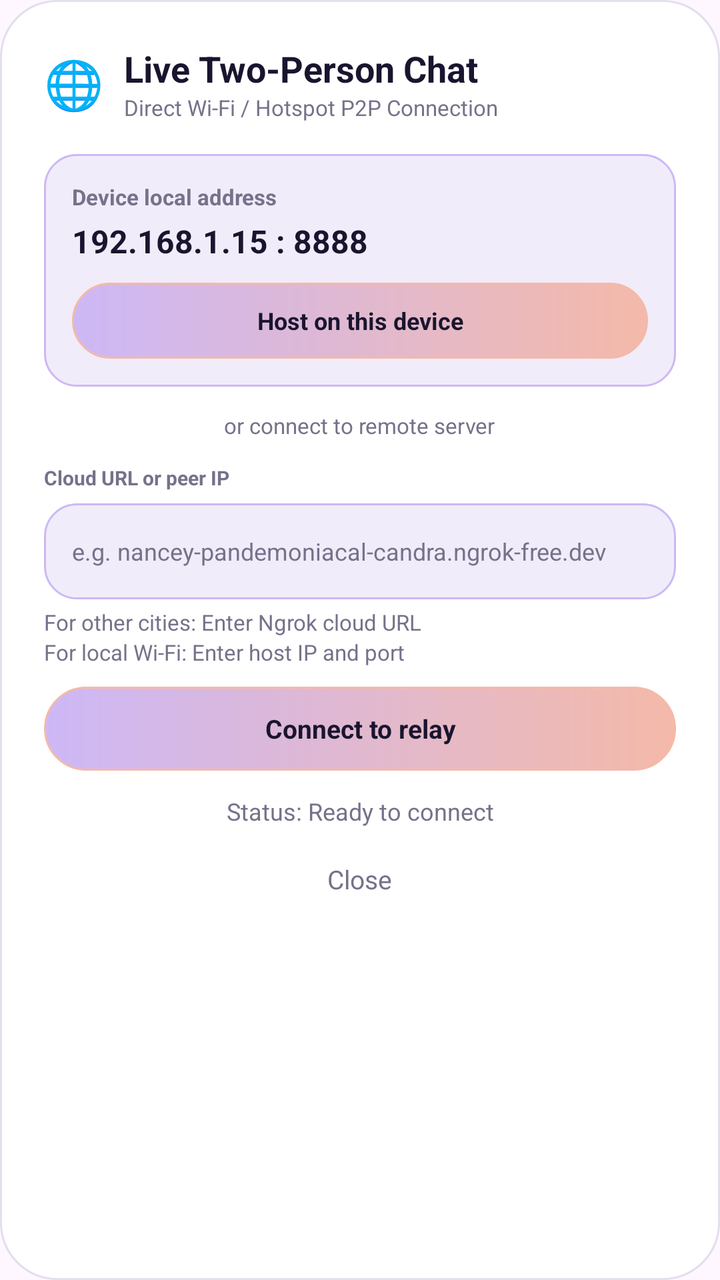
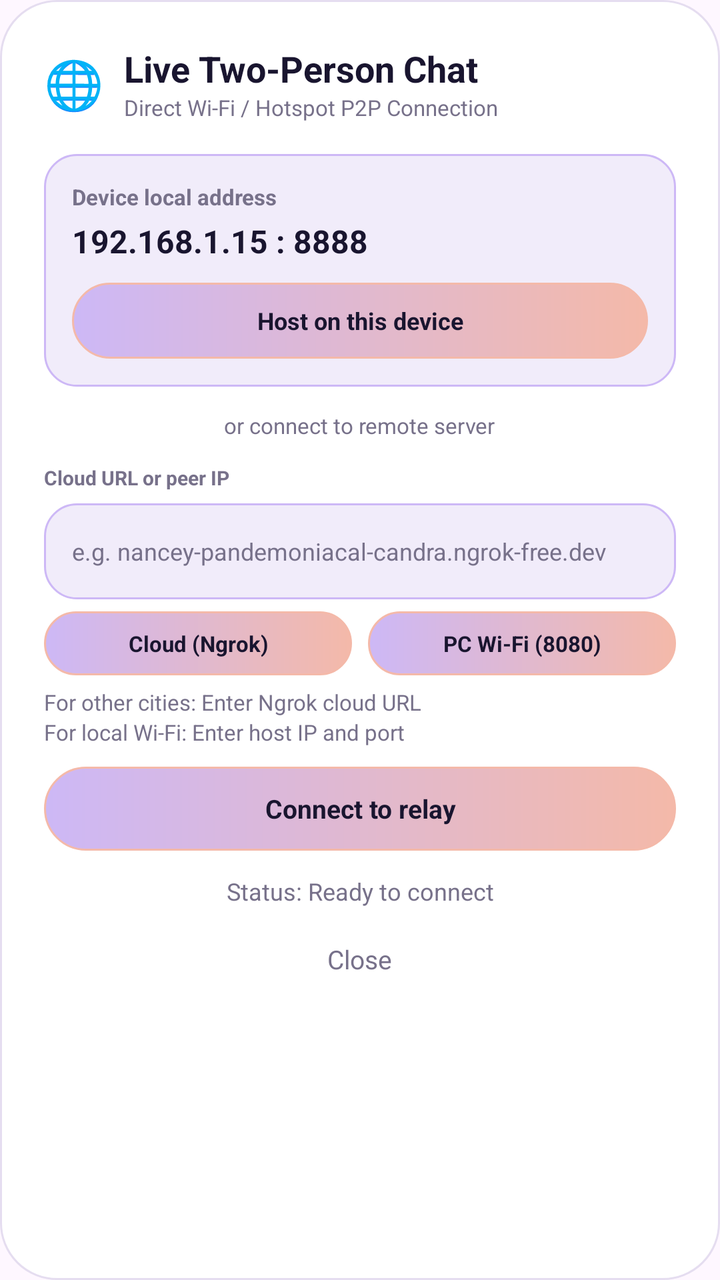

Before-and-after screenshots of an Android layout around one commit, followed by the original layout XML and the change that was made.
<!-- AndroidManifest.xml: application theme Theme.LumaChat -->
<!-- res/layout/dialog_p2p_connect.xml -->
<?xml version="1.0" encoding="utf-8"?>
<LinearLayout xmlns:android="http://schemas.android.com/apk/res/android"
    android:layout_width="match_parent"
    android:layout_height="wrap_content"
    android:orientation="vertical"
    android:padding="22dp"
    android:background="@drawable/card_background">

    
    <LinearLayout
        android:layout_width="match_parent"
        android:layout_height="wrap_content"
        android:orientation="horizontal"
        android:gravity="center_vertical">

        <TextView
            android:layout_width="wrap_content"
            android:layout_height="wrap_content"
            android:text="🌐"
            android:textSize="24sp" />

        <LinearLayout
            android:layout_width="0dp"
            android:layout_height="wrap_content"
            android:layout_weight="1"
            android:layout_marginStart="10dp"
            android:orientation="vertical">

            <TextView
                android:layout_width="wrap_content"
                android:layout_height="wrap_content"
                android:text="Live Two-Person Chat"
                android:textSize="18sp"
                android:textStyle="bold"
                android:textColor="@color/midnight_navy" />

            <TextView
                android:layout_width="wrap_content"
                android:layout_height="wrap_content"
                android:text="Direct Wi-Fi / Hotspot P2P Connection"
                android:textSize="11sp"
                android:textColor="@color/text_secondary" />
        </LinearLayout>
    </LinearLayout>

    
    <LinearLayout
        android:layout_width="match_parent"
        android:layout_height="wrap_content"
        android:orientation="vertical"
        android:layout_marginTop="16dp"
        android:padding="14dp"
        android:background="@drawable/input_field">

        <TextView
            android:layout_width="wrap_content"
            android:layout_height="wrap_content"
            android:text="Device local address"
            android:textSize="11sp"
            android:textStyle="bold"
            android:textColor="@color/text_secondary" />

        <TextView
            android:id="@+id/tvMyIpAddress"
            android:layout_width="wrap_content"
            android:layout_height="wrap_content"
            android:layout_marginTop="4dp"
            android:text="192.168.1.15 : 8888"
            android:textSize="16sp"
            android:textStyle="bold"
            android:textColor="@color/midnight_navy" />

        <TextView
            android:id="@+id/btnHostServer"
            android:layout_width="match_parent"
            android:layout_height="38dp"
            android:layout_marginTop="10dp"
            android:gravity="center"
            android:text="Host on this device"
            android:textColor="@color/midnight_navy"
            android:textSize="12sp"
            android:textStyle="bold"
            android:background="@drawable/button_background" />
    </LinearLayout>

    
    <TextView
        android:layout_width="wrap_content"
        android:layout_height="wrap_content"
        android:layout_gravity="center"
        android:layout_marginVertical="12dp"
        android:text="or connect to remote server"
        android:textSize="11sp"
        android:textColor="@color/text_secondary" />

    <TextView
        android:layout_width="wrap_content"
        android:layout_height="wrap_content"
        android:text="Cloud URL or peer IP"
        android:textSize="10sp"
        android:textStyle="bold"
        android:layout_marginBottom="6dp"
        android:textColor="@color/text_secondary" />

    
    <EditText
        android:id="@+id/etPeerIp"
        android:layout_width="match_parent"
        android:layout_height="48dp"
        android:background="@drawable/input_field"
        android:hint="e.g. nancey-pandemoniacal-candra.ngrok-free.dev"
        android:paddingHorizontal="14dp"
        android:textColor="@color/text_primary"
        android:textColorHint="@color/text_secondary"
        android:textSize="12sp"
        android:singleLine="true" />

    <TextView
        android:layout_width="match_parent"
        android:layout_height="wrap_content"
        android:layout_marginTop="4dp"
        android:text="For other cities: Enter Ngrok cloud URL\nFor local Wi-Fi: Enter host IP and port"
        android:textSize="11sp"
        android:textColor="@color/text_secondary"
        android:lineSpacingExtra="2dp" />

    <TextView
        android:id="@+id/btnConnectPeer"
        android:layout_width="match_parent"
        android:layout_height="42dp"
        android:layout_marginTop="10dp"
        android:gravity="center"
        android:text="Connect to relay"
        android:textColor="@color/midnight_navy"
        android:textSize="13sp"
        android:textStyle="bold"
        android:background="@drawable/button_background" />

    
    <TextView
        android:id="@+id/tvP2PStatus"
        android:layout_width="match_parent"
        android:layout_height="wrap_content"
        android:layout_marginTop="12dp"
        android:gravity="center"
        android:text="Status: Ready to connect"
        android:textSize="12sp"
        android:textColor="@color/text_secondary" />

    <TextView
        android:id="@+id/btnCloseP2P"
        android:layout_width="wrap_content"
        android:layout_height="36dp"
        android:layout_gravity="center"
        android:layout_marginTop="8dp"
        android:gravity="center"
        android:paddingHorizontal="20dp"
        android:text="Close"
        android:textColor="@color/text_secondary"
        android:textSize="13sp" />

</LinearLayout>
<!-- resources referenced by this layout -->
<resources>
  <color name="midnight_navy">#19152F</color>
  <color name="text_primary">#19152F</color>
  <color name="text_secondary">#77718A</color>
  <!-- drawable button_background (drawable) -->
  <?xml version="1.0" encoding="utf-8"?>
  <shape xmlns:android="http://schemas.android.com/apk/res/android"
      android:shape="rectangle">
  
      <gradient
          android:startColor="@color/lavender"
          android:endColor="@color/soft_peach"
          android:angle="0" />
  
      <corners android:radius="30dp" />
  
      <stroke
          android:width="1dp"
          android:color="@color/soft_peach" />
  
  </shape>
  <!-- drawable card_background (drawable) -->
  <?xml version="1.0" encoding="utf-8"?>
  <shape xmlns:android="http://schemas.android.com/apk/res/android"
      android:shape="rectangle">
  
      <solid android:color="@color/card_white" />
  
      <corners android:radius="28dp" />
  
      <stroke
          android:width="1dp"
          android:color="@color/border_color" />
  
      <padding
          android:left="20dp"
          android:top="20dp"
          android:right="20dp"
          android:bottom="20dp" />
  
  </shape>
  <!-- drawable input_field (drawable) -->
  <?xml version="1.0" encoding="utf-8"?>
  <shape xmlns:android="http://schemas.android.com/apk/res/android"
      android:shape="rectangle">
  
      <solid android:color="@color/input_background" />
  
      <corners android:radius="16dp" />
  
      <stroke
          android:width="1dp"
          android:color="@color/lavender" />
  
      <padding
          android:left="16dp"
          android:right="16dp"
          android:top="8dp"
          android:bottom="8dp" />
  
  </shape>
  <style name="Theme.LumaChat" parent="Base.Theme.LumaChat" />
  <color name="lavender">#CDB8F6</color>
  <color name="soft_peach">#F4B9A9</color>
  <color name="card_white">#FFFFFF</color>
  <color name="border_color">#E5DDF0</color>
  <color name="input_background">#F1ECFA</color>
  <style name="Base.Theme.LumaChat" parent="Theme.Material3.DayNight.NoActionBar">
          
          
      </style>
</resources>

<!-- the commit's change to res/layout/dialog_p2p_connect.xml (unified diff, before → after) -->
@@ -115,10 +115,48 @@
         android:textSize="12sp"
         android:singleLine="true" />
 
-    <TextView
-        android:layout_width="match_parent"
-        android:layout_height="wrap_content"
-        android:layout_marginTop="4dp"
+    
+    <LinearLayout
+        android:layout_width="match_parent"
+        android:layout_height="wrap_content"
+        android:orientation="horizontal"
+        android:layout_marginTop="6dp">
+
+        <TextView
+            android:id="@+id/btnPresetCloud"
+            android:layout_width="0dp"
+            android:layout_height="32dp"
+            android:layout_weight="1"
+            android:gravity="center"
+            android:text="Cloud (Ngrok)"
+            android:textSize="11sp"
+            android:textStyle="bold"
+            android:textColor="@color/midnight_navy"
+            android:background="@drawable/button_background"
+            android:layout_marginEnd="4dp"
+            android:clickable="true"
+            android:focusable="true" />
+
+        <TextView
+            android:id="@+id/btnPresetWifi"
+            android:layout_width="0dp"
+            android:layout_height="32dp"
+            android:layout_weight="1"
+            android:gravity="center"
+            android:text="PC Wi-Fi (8080)"
+            android:textSize="11sp"
+            android:textStyle="bold"
+            android:textColor="@color/midnight_navy"
+            android:background="@drawable/button_background"
+            android:layout_marginStart="4dp"
+            android:clickable="true"
+            android:focusable="true" />
+    </LinearLayout>
+
+    <TextView
+        android:layout_width="match_parent"
+        android:layout_height="wrap_content"
+        android:layout_marginTop="6dp"
         android:text="For other cities: Enter Ngrok cloud URL\nFor local Wi-Fi: Enter host IP and port"
         android:textSize="11sp"
         android:textColor="@color/text_secondary"
